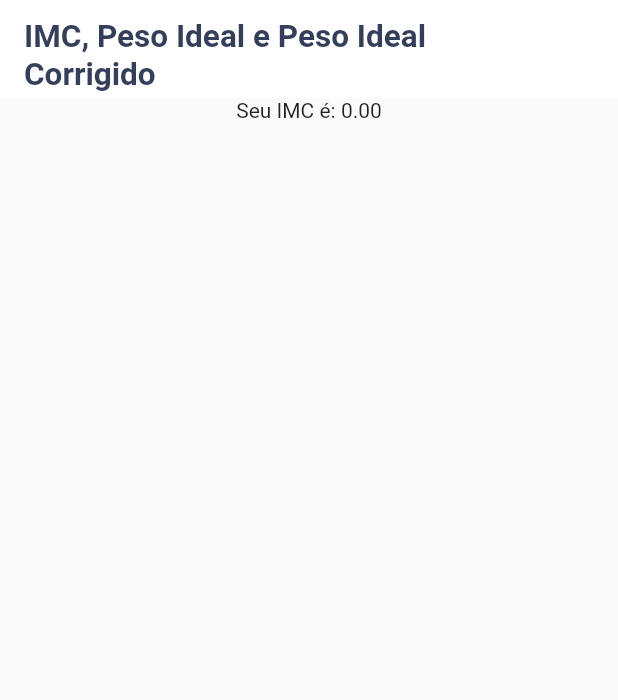
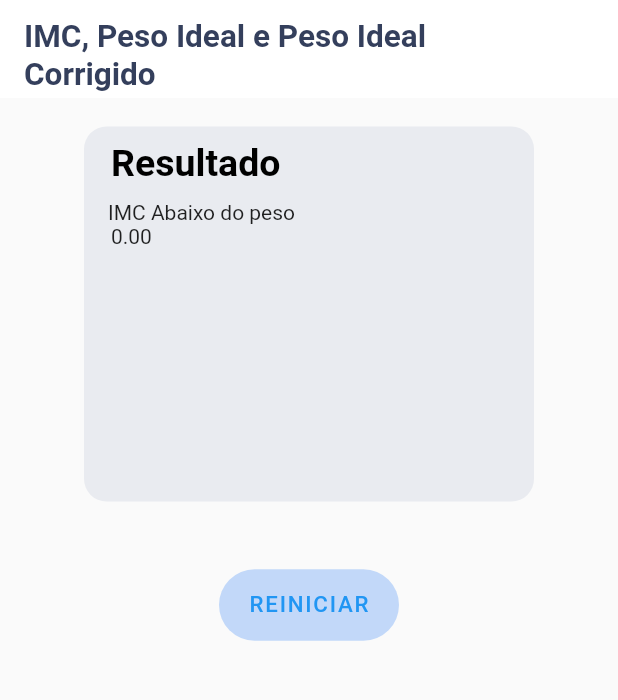
Before and after one commit to patrickkaic/AxCalc, a Flutter app: the ResultadoScreen screen opened directly with empty values, on a phone screen of 412 x 824 dp, the part 46-746 px from its top. Run offline on Flutter 3.47's test engine with Material 2 defaults, Android fonts, the phone set to English and light mode, and no system bars; our stand-ins replace go_router, toggle_switch.

Commit message:
fixes in screen IMC result

```diff
--- a/lib/details_page/IMC/details_page_imc.dart
+++ b/lib/details_page/IMC/details_page_imc.dart
@@ -219,6 +219,7 @@ class _DetailsPageState extends State<DetailsPage> {
             height: 100,
             child: FittedBox(
               child: FloatingActionButton.extended(
+                elevation: 0,
                 onPressed: _calcularIMC,
                 label: Text(
                   'CALCULAR',
--- a/lib/details_page/IMC/logic_imc.dart
+++ /dev/null
@@ -1,18 +0,0 @@
-enum Gender {
-  male,
-  female,
-}
-
-double calculateIMC(double peso, double altura, Gender gender) {
-  if (peso <= 0 || altura <= 0) {
-    return 0; // Retorna 0 se peso ou altura forem inválidos
-  }
-
-  double imc = peso / (altura * altura);
-
-  if (gender == Gender.male) {
-    imc += 1; // Ajuste para o IMC masculino (apenas como exemplo)
-  }
-
-  return imc;
-}
--- a/lib/details_page/IMC/result_imc.dart
+++ b/lib/details_page/IMC/result_imc.dart
@@ -5,7 +5,20 @@ import 'package:flutter/material.dart';
 class ResultadoScreen extends StatelessWidget {
   final double resultado;
 
-  ResultadoScreen(this.resultado);
+  const ResultadoScreen(this.resultado, {super.key});
+
+  _results() {
+    if (resultado < 18.5) {
+      return "IMC Abaixo do peso";
+    }
+    if (resultado < 24.9) {
+      return "IMC Normal";
+    }
+    if (resultado < 29.9) {
+      return "IMC Sobrepeso";
+    }
+    return "IMC Obesidade";
+  }
 
   @override
   Widget build(BuildContext context) {
@@ -46,7 +59,7 @@ class ResultadoScreen extends StatelessWidget {
       body: Column(
         children: [
           Padding(
-            padding: const EdgeInsets.all(0.0),
+            padding: const EdgeInsets.symmetric(horizontal: 0, vertical: 0),
             child: AppBar(
               elevation: 0,
               automaticallyImplyLeading: false,
@@ -61,8 +74,71 @@ class ResultadoScreen extends StatelessWidget {
               ),
             ),
           ),
-          Center(
-            child: Text('Seu IMC é: ${resultado.toStringAsFixed(2)}'),
+          Padding(
+            padding: const EdgeInsets.all(19.0),
+            child: Container(
+              height: 250,
+              width: 300,
+              decoration: BoxDecoration(
+                color: Color.fromARGB(255, 233, 235, 240),
+                borderRadius: BorderRadius.all(
+                  Radius.circular(15),
+                ),
+              ),
+              child: Column(
+                children: [
+                  Padding(
+                    padding: const EdgeInsets.symmetric(
+                        vertical: 10, horizontal: 18),
+                    child: Align(
+                      alignment: Alignment.centerLeft,
+                      child: Text(
+                        'Resultado',
+                        style: TextStyle(
+                            color: Colors.black,
+                            fontSize: 25,
+                            fontWeight: FontWeight.bold),
+                      ),
+                    ),
+                  ),
+                  Padding(
+                    padding:
+                        const EdgeInsets.symmetric(vertical: 0, horizontal: 16),
+                    child: Align(
+                      alignment: Alignment.centerLeft,
+                      child: Text(
+                        _results(),
+                      ),
+                    ),
+                  ),
+                  Padding(
+                    padding:
+                        const EdgeInsets.symmetric(vertical: 0, horizontal: 18),
+                    child: Align(
+                      alignment: Alignment.centerLeft,
+                      child: Text(
+                        resultado.toStringAsFixed(2),
+                      ),
+                    ),
+                  ),
+                ],
+              ),
+            ),
+          ),
+          SizedBox(
+            width: 120,
+            height: 100,
+            child: FittedBox(
+              child: FloatingActionButton.extended(
+                backgroundColor: Color.fromARGB(80, 70, 142, 247),
+                elevation: 0,
+                onPressed: () {},
+                label: Text(
+                  'REINICIAR',
+                  style: TextStyle(fontSize: 15, color: Colors.blue),
+                ),
+              ),
+            ),
           ),
         ],
       ),
```
